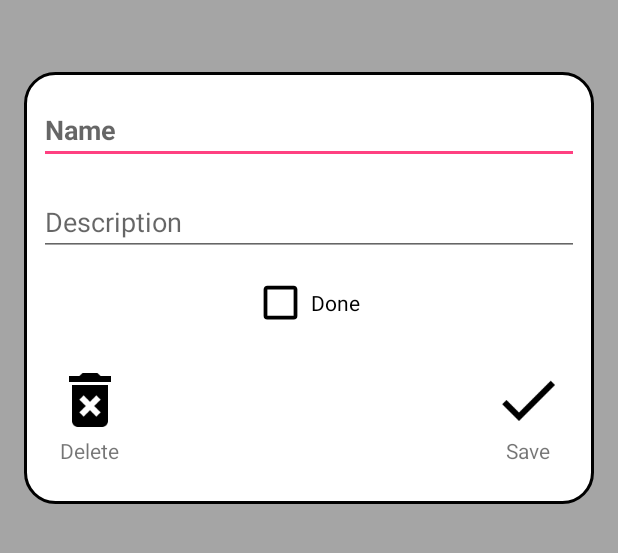
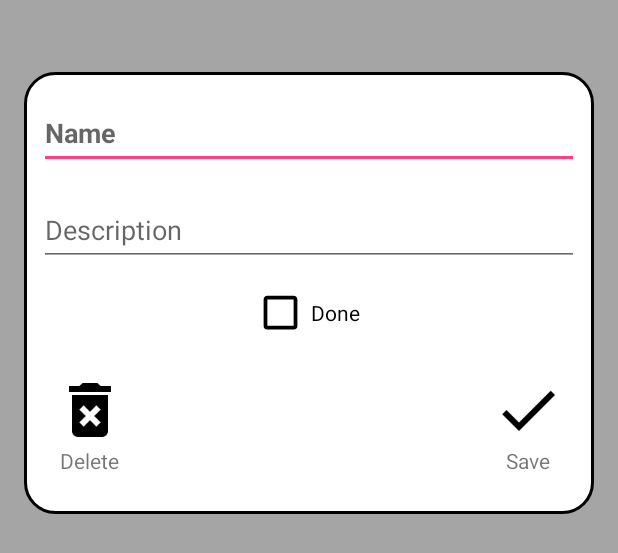
Before and after one commit to igormayachenkov/simple-list, an Android app: the layout f_item.xml on its own in the app's theme, with its tools: preview values and no code run, on a phone screen of 412 x 824 dp. Shown: the top 553 px of the screen. Run offline under Robolectric (Android 15) with nearby library versions, the phone set to English and light mode, and no system bars.

Commit message:
edittext_vertical_padding added to increase interactive elements

```diff
--- a/list/src/main/res/layout/f_item.xml
+++ b/list/src/main/res/layout/f_item.xml
@@ -22,6 +22,7 @@
         <EditText android:id="@+id/txtName"
             android:layout_width="match_parent"
             android:layout_height="wrap_content"
+            android:paddingVertical="@dimen/edittext_vertical_padding"
             android:textStyle="bold"
             android:hint="@string/item_name_hint"
             android:inputType="textPersonName" />
@@ -29,6 +30,7 @@
         <EditText android:id="@+id/txtDescr"
             android:layout_width="match_parent"
             android:layout_height="wrap_content"
+            android:paddingVertical="@dimen/edittext_vertical_padding"
             android:layout_marginTop="@dimen/activity_vertical_margin"
             android:hint="@string/item_descr_hint"
             android:inputType="textMultiLine"/>
--- a/list/src/main/res/values/dimens.xml
+++ b/list/src/main/res/values/dimens.xml
@@ -2,4 +2,5 @@
     <!-- Default screen margins, per the Android Design guidelines. -->
     <dimen name="activity_horizontal_margin">16dp</dimen>
     <dimen name="activity_vertical_margin">16dp</dimen>
+    <dimen name="edittext_vertical_padding">12dp</dimen><!-- Can not be less than 10dp !!! -->
 </resources>
```
